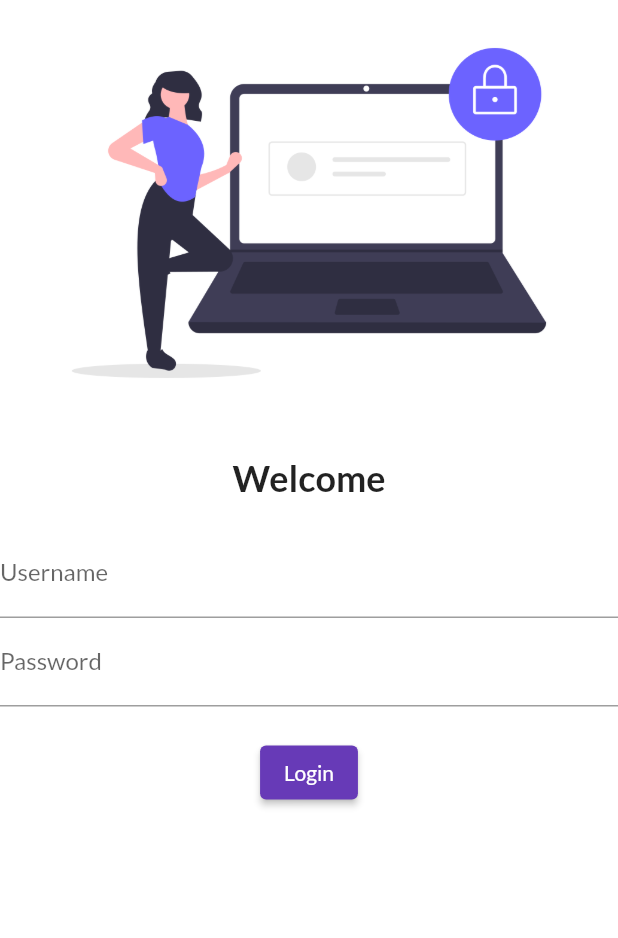
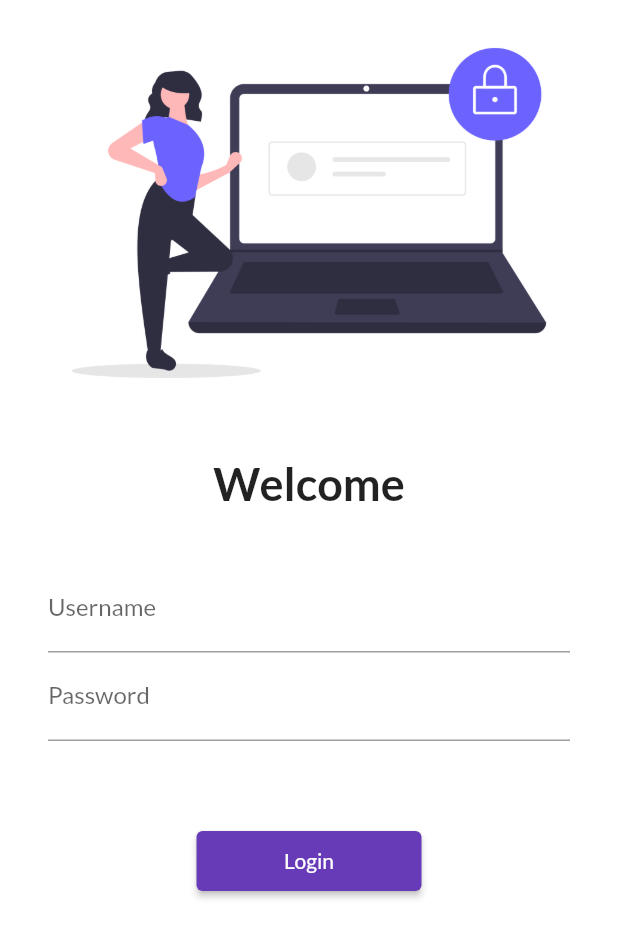
Before and after one commit to ZeeshanAliTll/FlutterCataLogApp, a Flutter app: the screen it shows after launch, on a phone screen of 412 x 824 dp. Shown: the top 938 px of the screen. Run offline on Flutter 3.47's test engine with Material 2 defaults, Android fonts, the phone set to English and light mode, and no system bars; our stand-ins replace google_fonts.

Commit message:
Day 5 Completed

```diff
--- a/lib/main.dart
+++ b/lib/main.dart
@@ -1,40 +1,30 @@
 import 'package:flutter/material.dart';
 import 'package:flutter_application/pages/home_page.dart';
 import 'package:flutter_application/pages/login_Page.dart';
+import 'package:flutter_application/utils/routes.dart';
 import 'package:google_fonts/google_fonts.dart';
 
 void main(List<String> args) {
-
-   runApp(MyApp());
+  runApp(MyApp());
 }
-
 
 class MyApp extends StatelessWidget {
   const MyApp({Key? key}) : super(key: key);
 
   @override
   Widget build(BuildContext context) {
-
-
     return MaterialApp(
-
       themeMode: ThemeMode.light,
       theme: ThemeData(
         primarySwatch: Colors.deepPurple,
         fontFamily: GoogleFonts.lato().fontFamily,
-
       ),
-      darkTheme: ThemeData(
-        brightness: Brightness.light
-
-      ),
-      initialRoute: "/login",
+      darkTheme: ThemeData(brightness: Brightness.light),
+      initialRoute: "/",
       routes: {
-      "/":(context) => LoginPage(),
-      "/login": (context) =>LoginPage(),
-      "/home":(context) => HomePage()
-
-
+        "/": (context) => LoginPage(),
+        MyRoutes.HomeRoute: (context) => HomePage(),
+        MyRoutes.LoginRoute: (context) => LoginPage()
       },
     );
   }
--- a/lib/pages/login_Page.dart
+++ b/lib/pages/login_Page.dart
@@ -1,4 +1,5 @@
 import 'package:flutter/material.dart';
+import 'package:flutter_application/utils/routes.dart';
 
 class LoginPage extends StatelessWidget {
   const LoginPage({Key? key}) : super(key: key);
@@ -18,11 +19,16 @@ class LoginPage extends StatelessWidget {
             ),
             Text(
               "Welcome",
-              style: TextStyle(fontSize: 24, fontWeight: FontWeight.bold),
+              style: TextStyle(fontSize: 30, fontWeight: FontWeight.bold),
             ),
             SizedBox(
               height: 20.0,
             ),
+            Padding(
+              padding:
+                  const EdgeInsets.symmetric(vertical: 16.0, horizontal: 32.0),
+              child: Column(
+                children: [
                   TextFormField(
                     decoration: InputDecoration(
                         hintText: "Enter Username", labelText: "Username"),
@@ -34,14 +40,17 @@ class LoginPage extends StatelessWidget {
                       labelText: "Password",
                     ),
                   ),
+                ],
+              ),
+            ),
             SizedBox(
-              height: 20.0,
+              height: 40.0,
             ),
             ElevatedButton(
               child: Text("Login"),
-              style: TextButton.styleFrom(),
+              style: TextButton.styleFrom(minimumSize: Size(150, 40)),
               onPressed: () {
-                print("Hi Zeeshan Ali");
+                Navigator.pushNamed(context, MyRoutes.HomeRoute);
               },
             )
           ],
--- /dev/null
+++ b/lib/utils/routes.dart
@@ -0,0 +1,4 @@
+class MyRoutes {
+  static String LoginRoute = "/login";
+  static String HomeRoute = "/home";
+}
```
Lines whose indentation alone changed are shown as unchanged.
